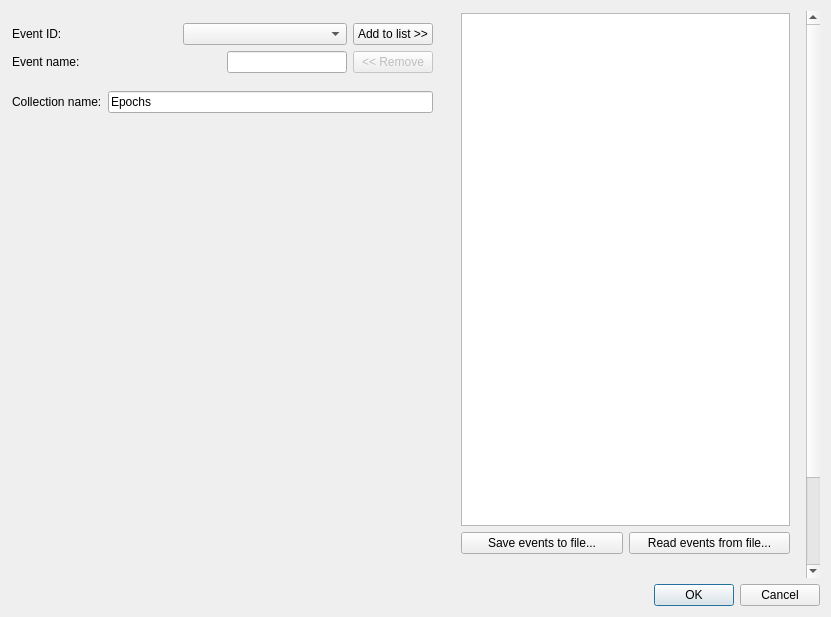
Before: the Qt Designer form meggie/ui/qt4Designer_ui_files/eventSelectionDialog.ui in cibr-jyu/meggie, drawn with Qt 5.
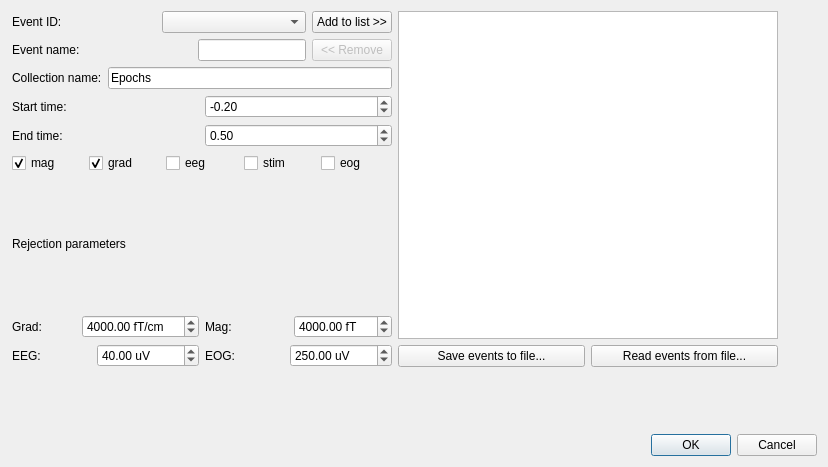
After: the same form once the commit is applied.

Commit message: renamed some classes, methods and objects. FileManager class saves epochs and the parameters used.

```diff
--- a/meggie/ui/qt4Designer_ui_files/eventSelectionDialog.ui
+++ b/meggie/ui/qt4Designer_ui_files/eventSelectionDialog.ui
@@ -9,8 +9,8 @@
    <rect>
     <x>0</x>
     <y>0</y>
-    <width>831</width>
-    <height>617</height>
+    <width>828</width>
+    <height>467</height>
    </rect>
   </property>
   <property name="windowTitle">
@@ -46,58 +46,29 @@
        <rect>
         <x>0</x>
         <y>0</y>
-        <width>795</width>
-        <height>675</height>
+        <width>810</width>
+        <height>412</height>
        </rect>
       </property>
       <property name="minimumSize">
        <size>
         <width>741</width>
-        <height>675</height>
+        <height>400</height>
        </size>
       </property>
-      <widget class="QWidget" name="layoutWidget">
-       <property name="geometry">
-        <rect>
-         <x>450</x>
-         <y>2</y>
-         <width>329</width>
-         <height>541</height>
-        </rect>
-       </property>
-       <layout class="QVBoxLayout" name="verticalLayout_4">
-        <item>
-         <widget class="QListWidget" name="listWidgetEvents"/>
-        </item>
-        <item>
-         <layout class="QHBoxLayout" name="horizontalLayout_8">
-          <item>
-           <widget class="QPushButton" name="pushButtonSaveEvents">
-            <property name="text">
-             <string>Save events to file...</string>
-            </property>
-           </widget>
-          </item>
-          <item>
-           <widget class="QPushButton" name="pushButtonReadEvents">
-            <property name="text">
-             <string>Read events from file...</string>
-            </property>
-           </widget>
-          </item>
-         </layout>
-        </item>
-       </layout>
-      </widget>
       <widget class="QWidget" name="">
        <property name="geometry">
         <rect>
          <x>1</x>
          <y>0</y>
-         <width>421</width>
-         <height>115</height>
+         <width>766</width>
+         <height>356</height>
         </rect>
        </property>
+       <layout class="QHBoxLayout" name="horizontalLayout_4">
+        <item>
+         <layout class="QVBoxLayout" name="verticalLayout_11">
+          <item>
        <layout class="QVBoxLayout" name="verticalLayout_2">
         <item>
          <layout class="QGridLayout" name="gridLayout_2">
@@ -180,6 +151,274 @@
              <string>Epochs</string>
             </property>
            </widget>
+              </item>
+             </layout>
+            </item>
+           </layout>
+          </item>
+          <item>
+           <layout class="QVBoxLayout" name="verticalLayout_5">
+            <item>
+             <layout class="QVBoxLayout" name="verticalLayout_6">
+              <item>
+               <layout class="QHBoxLayout" name="horizontalLayout_2">
+                <item>
+                 <widget class="QLabel" name="labelTmin">
+                  <property name="text">
+                   <string>Start time:</string>
+                  </property>
+                 </widget>
+                </item>
+                <item>
+                 <widget class="QDoubleSpinBox" name="doubleSpinBoxTmin">
+                  <property name="minimum">
+                   <double>-10.000000000000000</double>
+                  </property>
+                  <property name="singleStep">
+                   <double>0.100000000000000</double>
+                  </property>
+                  <property name="value">
+                   <double>-0.200000000000000</double>
+                  </property>
+                 </widget>
+                </item>
+               </layout>
+              </item>
+              <item>
+               <layout class="QHBoxLayout" name="horizontalLayout_3">
+                <item>
+                 <widget class="QLabel" name="labelTmax">
+                  <property name="text">
+                   <string>End time:</string>
+                  </property>
+                 </widget>
+                </item>
+                <item>
+                 <widget class="QDoubleSpinBox" name="doubleSpinBoxTmax">
+                  <property name="maximum">
+                   <double>9.900000000000000</double>
+                  </property>
+                  <property name="singleStep">
+                   <double>0.100000000000000</double>
+                  </property>
+                  <property name="value">
+                   <double>0.500000000000000</double>
+                  </property>
+                 </widget>
+                </item>
+               </layout>
+              </item>
+             </layout>
+            </item>
+            <item>
+             <layout class="QVBoxLayout" name="verticalLayout_9">
+              <item>
+               <layout class="QHBoxLayout" name="horizontalLayout_6">
+                <item>
+                 <widget class="QCheckBox" name="checkBoxMag">
+                  <property name="text">
+                   <string>mag</string>
+                  </property>
+                  <property name="checked">
+                   <bool>true</bool>
+                  </property>
+                 </widget>
+                </item>
+                <item>
+                 <widget class="QCheckBox" name="checkBoxGrad">
+                  <property name="text">
+                   <string>grad</string>
+                  </property>
+                  <property name="checked">
+                   <bool>true</bool>
+                  </property>
+                 </widget>
+                </item>
+                <item>
+                 <widget class="QCheckBox" name="checkBoxEeg">
+                  <property name="text">
+                   <string>eeg</string>
+                  </property>
+                  <property name="checked">
+                   <bool>false</bool>
+                  </property>
+                 </widget>
+                </item>
+                <item>
+                 <widget class="QCheckBox" name="checkBoxStim">
+                  <property name="text">
+                   <string>stim</string>
+                  </property>
+                  <property name="checked">
+                   <bool>false</bool>
+                  </property>
+                 </widget>
+                </item>
+                <item>
+                 <widget class="QCheckBox" name="checkBoxEog">
+                  <property name="text">
+                   <string>eog</string>
+                  </property>
+                  <property name="checked">
+                   <bool>false</bool>
+                  </property>
+                 </widget>
+                </item>
+               </layout>
+              </item>
+             </layout>
+            </item>
+           </layout>
+          </item>
+          <item>
+           <layout class="QVBoxLayout" name="verticalLayout_10"/>
+          </item>
+          <item>
+           <layout class="QVBoxLayout" name="verticalLayout_3">
+            <item>
+             <widget class="QLabel" name="labelRejections">
+              <property name="text">
+               <string>Rejection parameters</string>
+              </property>
+             </widget>
+            </item>
+            <item>
+             <layout class="QHBoxLayout" name="horizontalLayout_30">
+              <item>
+               <layout class="QVBoxLayout" name="verticalLayout_7">
+                <item>
+                 <layout class="QHBoxLayout" name="horizontalLayout_31">
+                  <item>
+                   <widget class="QLabel" name="labelGradReject_3">
+                    <property name="text">
+                     <string>Grad:</string>
+                    </property>
+                   </widget>
+                  </item>
+                  <item>
+                   <widget class="QDoubleSpinBox" name="doubleSpinBoxGradReject_3">
+                    <property name="prefix">
+                     <string/>
+                    </property>
+                    <property name="suffix">
+                     <string> fT/cm</string>
+                    </property>
+                    <property name="maximum">
+                     <double>1000000000.000000000000000</double>
+                    </property>
+                    <property name="value">
+                     <double>4000.000000000000000</double>
+                    </property>
+                   </widget>
+                  </item>
+                 </layout>
+                </item>
+                <item>
+                 <layout class="QHBoxLayout" name="horizontalLayout_32">
+                  <item>
+                   <widget class="QLabel" name="labelEegReject_3">
+                    <property name="text">
+                     <string>EEG:</string>
+                    </property>
+                   </widget>
+                  </item>
+                  <item>
+                   <widget class="QDoubleSpinBox" name="doubleSpinBoxEEGReject_3">
+                    <property name="suffix">
+                     <string> uV</string>
+                    </property>
+                    <property name="maximum">
+                     <double>1000000000.000000000000000</double>
+                    </property>
+                    <property name="value">
+                     <double>40.000000000000000</double>
+                    </property>
+                   </widget>
+                  </item>
+                 </layout>
+                </item>
+               </layout>
+              </item>
+              <item>
+               <layout class="QVBoxLayout" name="verticalLayout_8">
+                <item>
+                 <layout class="QHBoxLayout" name="horizontalLayout_33">
+                  <item>
+                   <widget class="QLabel" name="labelMagReject_3">
+                    <property name="text">
+                     <string>Mag:</string>
+                    </property>
+                   </widget>
+                  </item>
+                  <item>
+                   <widget class="QDoubleSpinBox" name="doubleSpinBoxMagReject_3">
+                    <property name="suffix">
+                     <string> fT</string>
+                    </property>
+                    <property name="maximum">
+                     <double>1000000000.000000000000000</double>
+                    </property>
+                    <property name="value">
+                     <double>4000.000000000000000</double>
+                    </property>
+                   </widget>
+                  </item>
+                 </layout>
+                </item>
+                <item>
+                 <layout class="QHBoxLayout" name="horizontalLayout_34">
+                  <item>
+                   <widget class="QLabel" name="labelEogReject_3">
+                    <property name="text">
+                     <string>EOG:</string>
+                    </property>
+                   </widget>
+                  </item>
+                  <item>
+                   <widget class="QDoubleSpinBox" name="doubleSpinBoxEOGReject_3">
+                    <property name="suffix">
+                     <string> uV</string>
+                    </property>
+                    <property name="maximum">
+                     <double>1000000000.000000000000000</double>
+                    </property>
+                    <property name="value">
+                     <double>250.000000000000000</double>
+                    </property>
+                   </widget>
+                  </item>
+                 </layout>
+                </item>
+               </layout>
+              </item>
+             </layout>
+            </item>
+           </layout>
+          </item>
+         </layout>
+        </item>
+        <item>
+         <layout class="QVBoxLayout" name="verticalLayout_4">
+          <item>
+           <widget class="QListWidget" name="listWidgetEvents"/>
+          </item>
+          <item>
+           <layout class="QHBoxLayout" name="horizontalLayout_8">
+            <item>
+             <widget class="QPushButton" name="pushButtonSaveEvents">
+              <property name="text">
+               <string>Save events to file...</string>
+              </property>
+             </widget>
+            </item>
+            <item>
+             <widget class="QPushButton" name="pushButtonReadEvents">
+              <property name="text">
+               <string>Read events from file...</string>
+              </property>
+             </widget>
+            </item>
+           </layout>
           </item>
          </layout>
         </item>
```
Left out of the diff: 2 changed lines with no effect on the pictures. Lines whose indentation alone changed are shown as unchanged. The commit also changes 9 other files.
